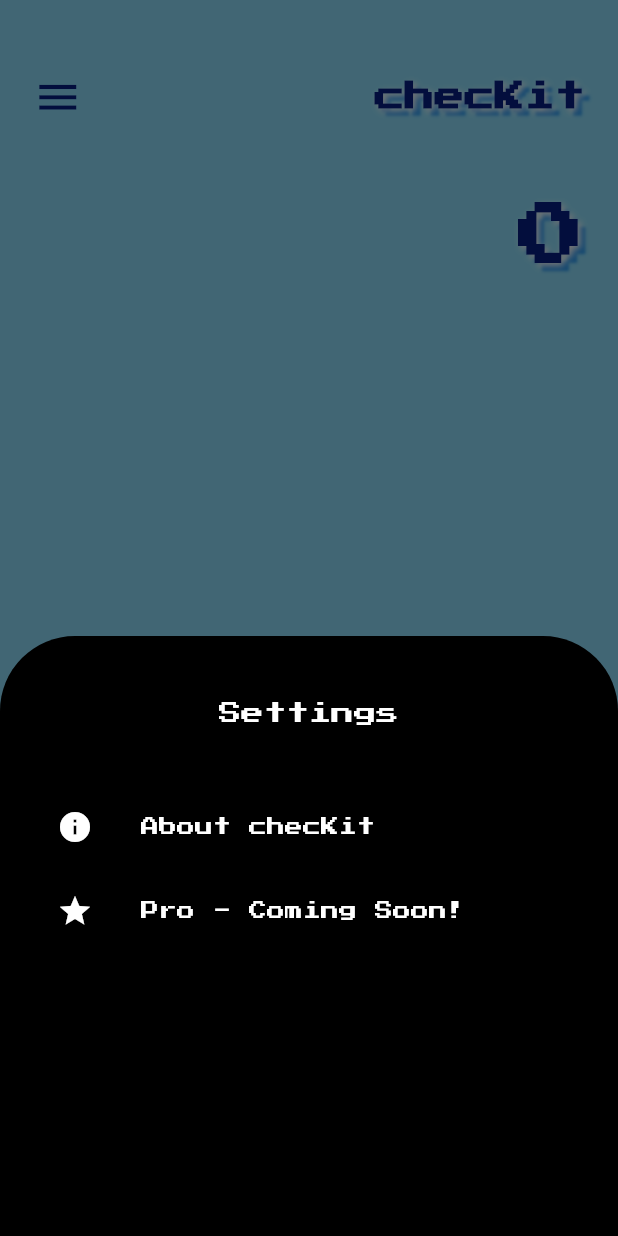
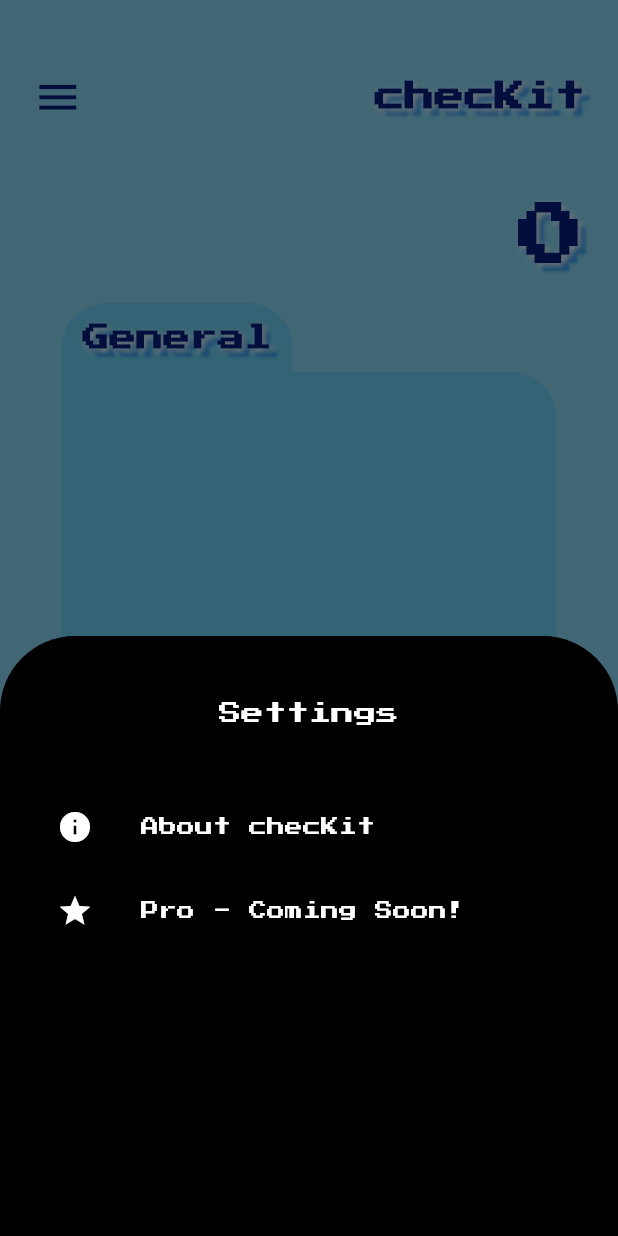
Before and after one commit to lightScout/checkit, a Flutter app: the screen it shows after launch, after a tap on the "menu" icon, on a phone screen of 412 x 824 dp. Run offline on Flutter 3.47's test engine with Material 2 defaults, Android fonts, the phone set to English and light mode, and no system bars; drawn by our look-alikes of carousel_slider; our stand-ins replace hive, hive_flutter; missing offline and left inert: app_settings, fab_circular_menu; accounts and stored records are empty; generated files the repository leaves out were written again.

Commit message:
added delete category onLongPress item category added add category button on category slider updated inicial category name to 'General'

```diff
--- a/lib/main.dart
+++ b/lib/main.dart
@@ -46,12 +46,13 @@ void main() async {
     },
   );
   //
-  //Adding permanent category 'Daily' to categories box
+  //Adding permanent category 'General' to categories box
   //
+
   if (categoriesBox.isEmpty) {
-    categoriesBox.add(Category(name: 'Daily'));
+    categoriesBox.add(Category(name: 'General'));
   } else {
-    categoriesBox.putAt(0, Category(name: 'Daily'));
+    categoriesBox.putAt(0, Category(name: 'General'));
   }
 
   runApp(ValueListenableBuilder(
--- a/lib/model/category.dart
+++ b/lib/model/category.dart
@@ -6,8 +6,10 @@ part 'category.g.dart';
 class Category {
   @HiveField(0)
   String name;
+  @HiveField(1)
+  int key;
 
-  Category({this.name});
+  Category({this.name, this.key});
 
   get categoryName {
     return name;
--- a/lib/screens/dashboard_screen.dart
+++ b/lib/screens/dashboard_screen.dart
@@ -259,8 +259,7 @@ class _StackLayoutState extends State<StackLayout>
               //
               Column(
                 children: [
-                  Hive.box('tasks').isNotEmpty
-                      ? ValueListenableBuilder(
+                  ValueListenableBuilder(
                       valueListenable: tasksBox.listenable(),
                       builder: (context, box, widget) {
                         return CarouselSlider(
@@ -274,14 +273,11 @@ class _StackLayoutState extends State<StackLayout>
                                 });
                               }),
                           items: [
-                                createTaskList('Daily', box),
-                                createTaskList('Work', box),
+                            createTaskList('General', box),
+                            addCategoryButton(),
                           ],
                         );
                       })
-                      : SizedBox(
-                          width: 1,
-                        ),
                 ],
               )
             ],
@@ -296,23 +292,25 @@ class _StackLayoutState extends State<StackLayout>
 ///Windget utilize for creation of task lists by category
 ///
 Widget createTaskList(String category, Box tasksBox) {
-  return Container(
+  return Column(
+    children: [
+      Row(
+        mainAxisAlignment: MainAxisAlignment.start,
+        children: [
+          Container(
             decoration: BoxDecoration(
               color: Color(0xff70D7FD),
-      borderRadius: BorderRadius.all(
-        Radius.circular(30),
+              borderRadius: BorderRadius.only(
+                topRight: Radius.circular(30),
+                topLeft: Radius.circular(30),
               ),
             ),
-    child: Column(
-      mainAxisAlignment: MainAxisAlignment.end,
-      children: [
-        Row(
-          mainAxisAlignment: MainAxisAlignment.center,
-          children: [
-            Text(
+            child: Padding(
+              padding: const EdgeInsets.all(14.0),
+              child: Text(
                 category,
                 style: Constant.Klogo.copyWith(
-                fontSize: 20,
+                  fontSize: 18,
                   shadows: [
                     Shadow(
                       blurRadius: 2.0,
@@ -327,32 +325,56 @@ Widget createTaskList(String category, Box tasksBox) {
                   ],
                 ),
               ),
+            ),
+          ),
         ],
       ),
       Expanded(
+        flex: 1,
+        child: Container(
+          decoration: BoxDecoration(
+            color: Color(0xff70D7FD),
+            borderRadius: BorderRadius.only(
+              topRight: Radius.circular(30),
+              bottomLeft: Radius.circular(30),
+              bottomRight: Radius.circular(30),
+            ),
+          ),
+          child: Column(
+            mainAxisAlignment: MainAxisAlignment.end,
+            children: [
+              Expanded(
+                flex: 2,
                 child: Container(
                   padding: EdgeInsets.symmetric(horizontal: 20),
-            child: ListBuilder(listCategory: category, tasksBox: tasksBox),
+                  child:
+                      ListBuilder(listCategory: category, tasksBox: tasksBox),
                 ),
               )
             ],
           ),
+        ),
+      ),
+    ],
   );
 }
 
-//
-//                   ? Expanded(
-//                       child: Container(
-//                         padding: EdgeInsets.symmetric(horizontal: 20),
-//                         child: ListBuilder(
-//                             listCategory: 'Main',
-//                             hideButtonController: hideButtonController),
-//                       ),
-//                     )
-
-//                   //
-//                   // NO task section
-//                   //
-//                   : SizedBox(
-//                       width: 1,
-//                     ),
+Widget addCategoryButton() {
+  return Container(
+    height: 80,
+    width: 80,
+    decoration: BoxDecoration(
+      shape: BoxShape.circle,
+      color: Colors.white24,
+    ),
+    child: GestureDetector(
+        onTap: () {
+          print('test');
+        },
+        child: Icon(
+          Icons.add,
+          color: Colors.grey,
+          size: 40,
+        )),
+  );
+}
```
Also changed, not shown: lib/screens/add_task_screen2.dart (+18 -27 lines), lib/model/category.g.dart. Lines whose indentation alone changed are shown as unchanged.
